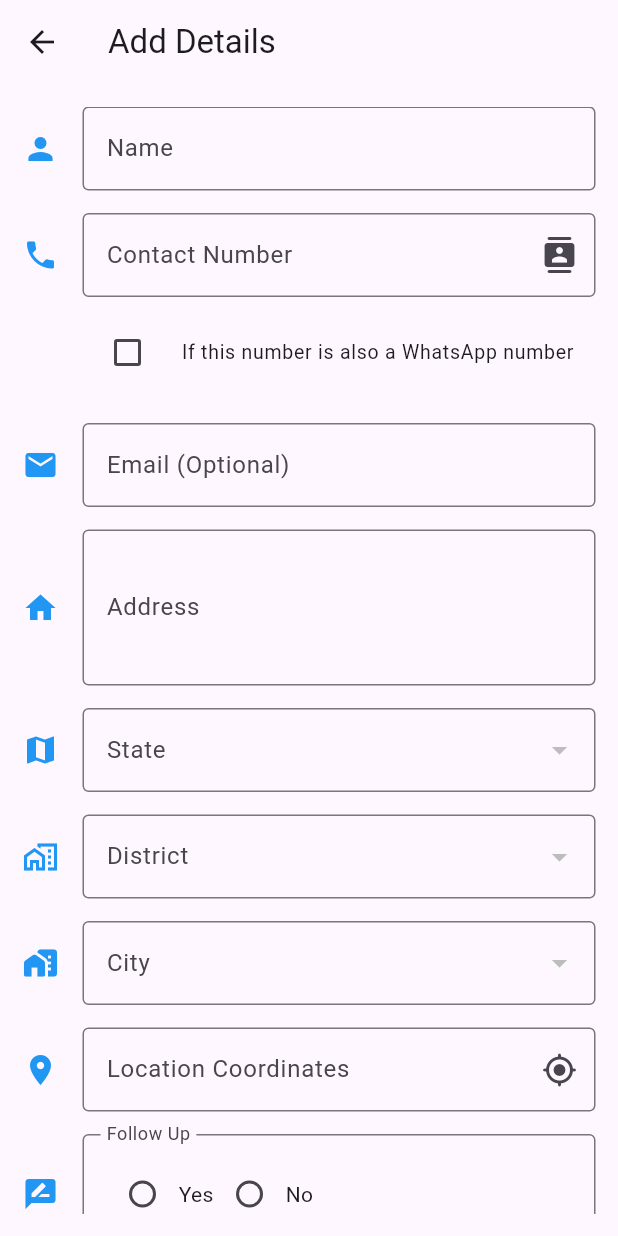
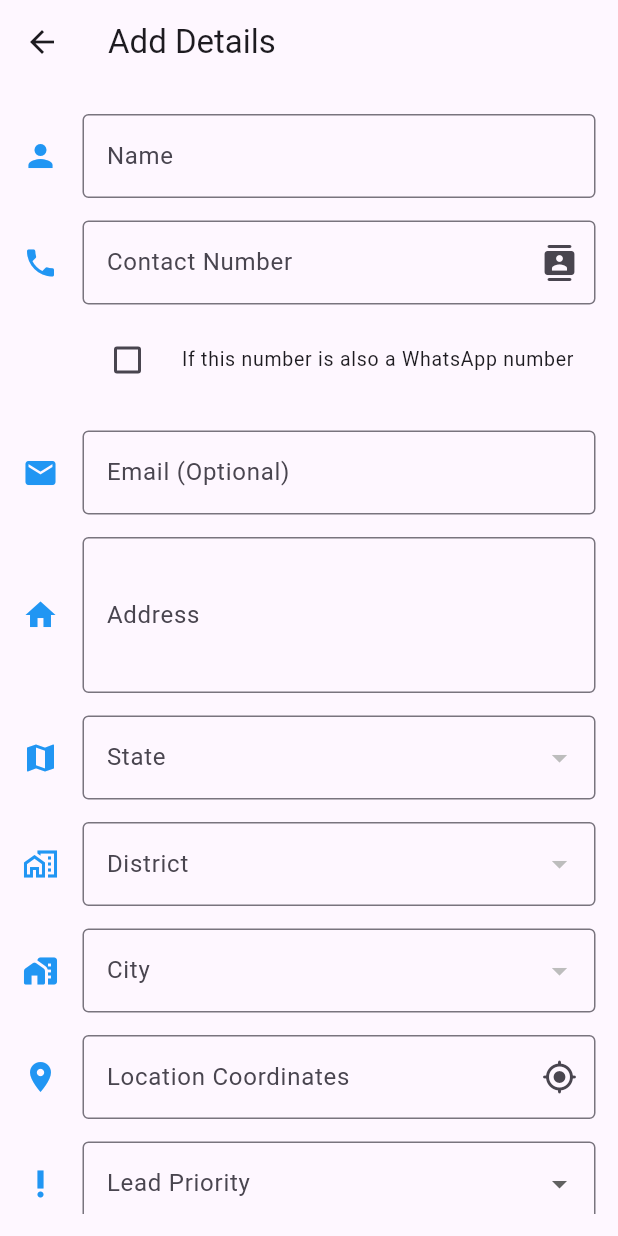
Before and after one commit to christ-e/lead-front-end, a Flutter app: the AddDetailsScreen screen opened directly, on a phone screen of 412 x 824 dp. Run offline on Flutter 3.47's test engine with Material 3 defaults, Android fonts, the phone set to English and light mode, and no system bars; drawn by our look-alikes of flutter_form_builder; our stand-ins replace curved_navigation_bar, flutter_riverpod, form_builder_validators, geolocator; network calls fail.

Commit message:
listpage_edited

```diff
--- a/lib/create/screen/homeScreen/editScreen/add_deatils_screen.dart
+++ b/lib/create/screen/homeScreen/editScreen/add_deatils_screen.dart
@@ -167,6 +167,9 @@ class _AddDetailsScreenState extends State<AddDetailsScreen> {
           child: SingleChildScrollView(
             child: Column(
               children: [
+                SizedBox(
+                  height: 5,
+                ),
                 FormBuilderTextField(
                   autocorrect: true,
                   keyboardType: TextInputType.name,
@@ -325,22 +328,6 @@ class _AddDetailsScreenState extends State<AddDetailsScreen> {
                   ]),
                 ),
                 const SizedBox(height: 15),
-                FormBuilderRadioGroup<String>(
-                  name: 'follow_up',
-                  decoration: InputDecoration(
-                    icon: Icon(Icons.rate_review, color: Colors.blue),
-                    label: Text('Follow Up'),
-                    border: OutlineInputBorder(),
-                  ),
-                  options: [
-                    FormBuilderFieldOption(value: 'Yes', child: Text('Yes')),
-                    FormBuilderFieldOption(value: 'No', child: Text('No')),
-                  ],
-                  validator: FormBuilderValidators.compose([
-                    FormBuilderValidators.required(),
-                  ]),
-                ),
-                const SizedBox(height: 15),
                 FormBuilderDropdown<String>(
                   name: 'lead_priority',
                   decoration: InputDecoration(
@@ -354,6 +341,22 @@ class _AddDetailsScreenState extends State<AddDetailsScreen> {
                             child: Text(priority),
                           ))
                       .toList(),
+                  validator: FormBuilderValidators.compose([
+                    FormBuilderValidators.required(),
+                  ]),
+                ),
+                const SizedBox(height: 15),
+                FormBuilderRadioGroup<String>(
+                  name: 'follow_up',
+                  decoration: InputDecoration(
+                    icon: Icon(Icons.rate_review, color: Colors.blue),
+                    label: Text('Follow Up'),
+                    border: OutlineInputBorder(),
+                  ),
+                  options: [
+                    FormBuilderFieldOption(value: 'Yes', child: Text('Yes')),
+                    FormBuilderFieldOption(value: 'No', child: Text('No')),
+                  ],
                   validator: FormBuilderValidators.compose([
                     FormBuilderValidators.required(),
                   ]),
```
Also changed, not shown: lib/create/screen/homeScreen/listScreen/list_deatils_screen.dart (+27 -11 lines).
